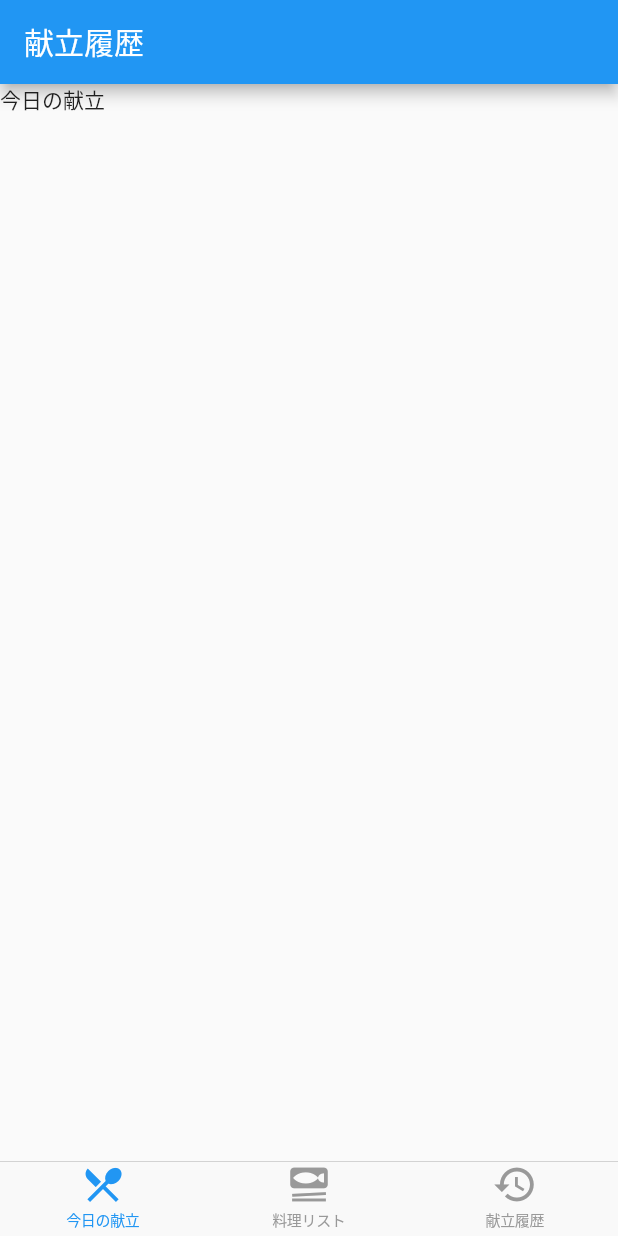
After one commit to TaigaHoshino/MealLogger, a Flutter app: the screen it shows after launch, on a phone screen of 412 x 824 dp. The commit adds this screen. Run offline on Flutter 3.47's test engine with Material 2 defaults, Android fonts, the phone set to English and light mode, and no system bars.

Commit message:
画面の基礎を作成

```diff
--- /dev/null
+++ b/meal_logger/lib/screens/main_screen.dart
@@ -0,0 +1,51 @@
+import 'package:flutter/cupertino.dart';
+import 'package:flutter/material.dart';
+import 'package:meal_logger/screens/meal_list_screen.dart';
+import 'package:meal_logger/screens/menu_log_screen.dart';
+import 'package:meal_logger/screens/today_menu_screen.dart';
+
+class MainScreen extends StatefulWidget {
+  const MainScreen({super.key});
+
+  @override
+  State<MainScreen> createState() => _MainScreenState();
+}
+
+class _MainScreenState extends State<MainScreen> {
+
+  int _currentIndex = 0;
+  final _pageWidgets = [
+    const TodayMenuScreen(),
+    const MealListScreen(),
+    const MenuLogScreen()
+  ];
+
+  @override
+  Widget build(BuildContext context) {
+    return Scaffold(
+        appBar: AppBar(
+          title: const Text('献立履歴'),
+        ),
+        body: CupertinoTabScaffold(
+          tabBar: CupertinoTabBar(
+            items: const <BottomNavigationBarItem>[
+              BottomNavigationBarItem(icon: Icon(Icons.restaurant_menu), label: '今日の献立'),
+              BottomNavigationBarItem(icon: Icon(Icons.set_meal), label: '料理リスト'),
+              BottomNavigationBarItem(icon: Icon(Icons.history), label: '献立履歴')
+            ],
+            currentIndex: _currentIndex,
+            onTap: _onItemTapped,
+          ),
+          tabBuilder: (context, index) {
+            return CupertinoTabView(builder: (context) {
+              return CupertinoPageScaffold(
+                  child: _pageWidgets[index]
+              );
+            });
+          },
+        )
+    );
+  }
+
+  void _onItemTapped(int index) => setState(() => _currentIndex = index );
+}
--- /dev/null
+++ b/meal_logger/lib/screens/today_menu_screen.dart
@@ -0,0 +1,15 @@
+import 'package:flutter/cupertino.dart';
+
+class TodayMenuScreen extends StatefulWidget {
+  const TodayMenuScreen({super.key});
+
+  @override
+  State<TodayMenuScreen> createState() => _TodayMenuScreenState();
+}
+
+class _TodayMenuScreenState extends State<TodayMenuScreen> {
+  @override
+  Widget build(BuildContext context) {
+    return Text('今日の献立');
+  }
+}
```
Also changed, not shown: meal_logger/lib/main.dart (+6 -90 lines), meal_logger/lib/screens/meal_list_screen.dart (added, +15 -0 lines), meal_logger/lib/screens/menu_log_screen.dart (added, +15 -0 lines), 1 other file.
